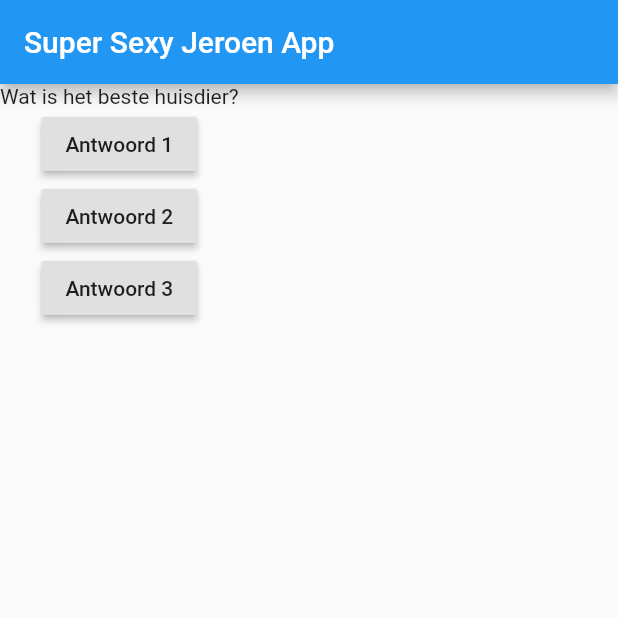
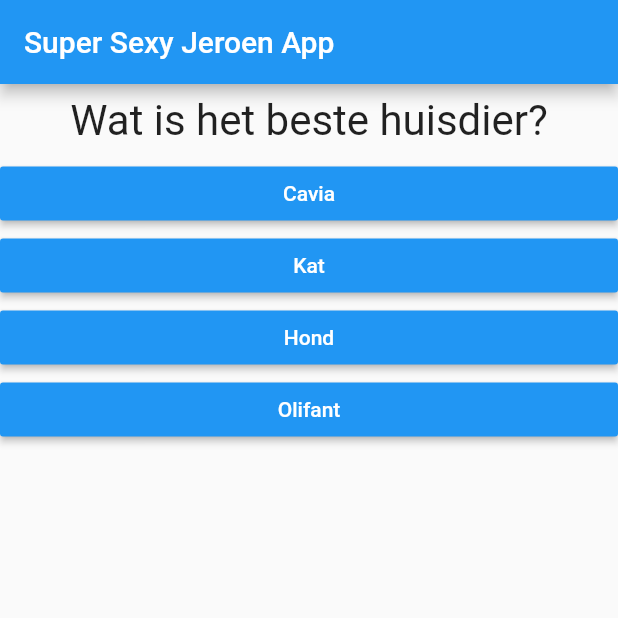
Before and after one commit to keeponjammin/flutter_complete_course, a Flutter app: the screen it shows after launch, on a phone screen of 412 x 824 dp, the top half of it. Run offline on Flutter 3.47's test engine with Material 2 defaults, Android fonts, the phone set to English and light mode, and no system bars.

Commit message:
created mapper for question and answers.

```diff
--- /dev/null
+++ b/lib/answer.dart
@@ -0,0 +1,19 @@
+import 'package:flutter/material.dart';
+
+class Answer extends StatelessWidget {
+  final Function selectHandler;
+  final String answerText;
+  Answer(this.selectHandler, String this.answerText);
+  @override
+  Widget build(BuildContext context) {
+    return Container(
+      width: double.infinity,
+      child: RaisedButton(
+        color: Colors.blue,
+        textColor: Colors.white,
+        child: Text(this.answerText),
+        onPressed: selectHandler,
+      ),
+    );
+  }
+}
--- a/lib/main.dart
+++ b/lib/main.dart
@@ -1,6 +1,7 @@
 import 'package:flutter/material.dart';
 
 import './question.dart';
+import './answer.dart';
 
 void main() {
   runApp(MyApp());
@@ -16,18 +17,29 @@ class MyApp extends StatefulWidget {
 class MyAppState extends State<MyApp> {
   var _questionIndex = 0;
 
-  void answerQuestion() {
+  void _answerQuestion() {
     setState(() {
       _questionIndex++;
     });
-    print(_questionIndex);
+    //print(_questionIndex);
   }
 
   @override
   Widget build(BuildContext context) {
     var quizQuestions = [
-      'Wat is het beste huisdier?',
-      'Wat is de beste plek om games te spelen?',
+      {
+        'questionText': 'Wat is het beste huisdier?',
+        'answers': ['Cavia', 'Kat', 'Hond', 'Olifant']
+      },
+      {
+        'questionText': 'Wat is de beste programmeertaal?',
+        'answers': ['Dart', 'C#', 'PHP', 'JavaScript']
+      },
+      {
+        'questionText':
+            'Wie kan het niet laten mij te onderbreken tijdens werk?',
+        'answers': ['Martine', 'Martine', 'Martine', 'Martine']
+      },
     ];
     return MaterialApp(
       home: Scaffold(
@@ -37,20 +49,12 @@ class MyAppState extends State<MyApp> {
         body: Column(
           children: [
             Question(
-              quizQuestions[_questionIndex],
+              quizQuestions[_questionIndex]['questionText'],
             ),
-            RaisedButton(
-              child: Text('Antwoord 1'),
-              onPressed: () => print('Antwoord 1 gekozen!'),
-            ),
-            RaisedButton(
-              child: Text('Antwoord 2'),
-              onPressed: answerQuestion,
-            ),
-            RaisedButton(
-              child: Text('Antwoord 3'),
-              onPressed: answerQuestion,
-            ),
+            ...(quizQuestions[_questionIndex]['answers'] as List<String>)
+                .map((answer) {
+              return Answer(_answerQuestion, answer);
+            }).toList(),
           ],
         ),
       ),
--- a/lib/question.dart
+++ b/lib/question.dart
@@ -7,6 +7,14 @@ class Question extends StatelessWidget {
 
   @override
   Widget build(BuildContext context) {
-    return Text(questionText);
+    return Container(
+      width: double.infinity,
+      margin: EdgeInsets.all(8),
+      child: Text(
+        questionText,
+        style: TextStyle(fontSize: 28),
+        textAlign: TextAlign.center,
+      ),
+    );
   }
 }
```
